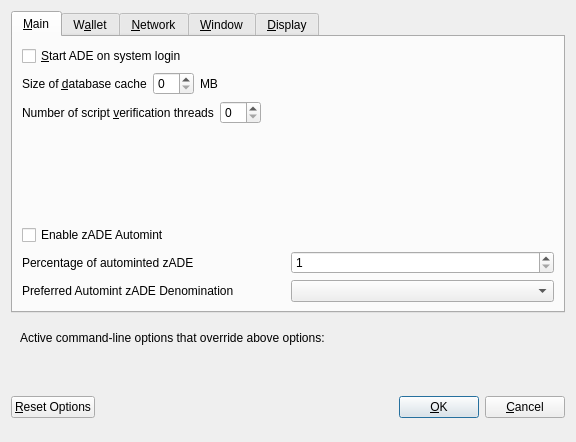
adeptio-project/adeptio, file src/qt/forms/optionsdialog.ui: the form before one commit.
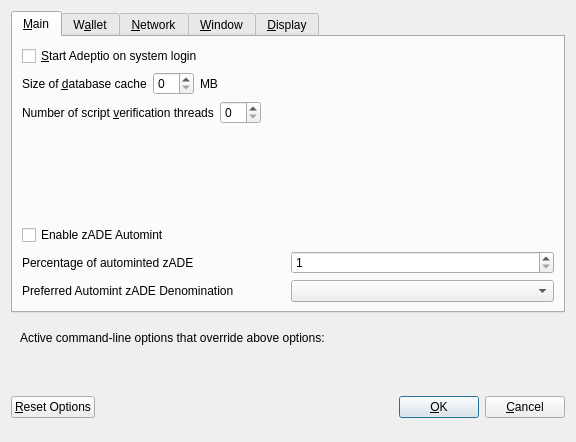
The form after the commit. Custom widgets are drawn as their Qt base class.

Patch:
```diff
--- a/src/qt/forms/optionsdialog.ui
+++ b/src/qt/forms/optionsdialog.ui
@@ -33,7 +33,7 @@
           <string>Automatically start ADE after logging in to the system.</string>
          </property>
          <property name="text">
-          <string>&amp;Start ADE on system login</string>
+          <string>&amp;Start Adeptio on system login</string>
          </property>
         </widget>
        </item>
```
